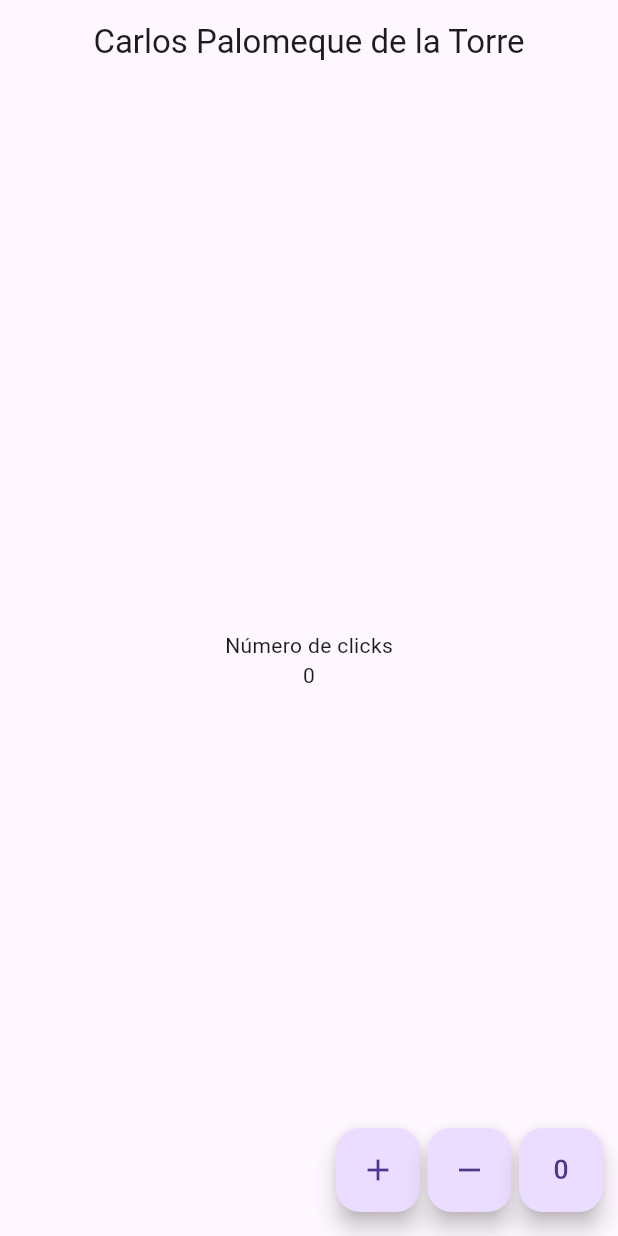
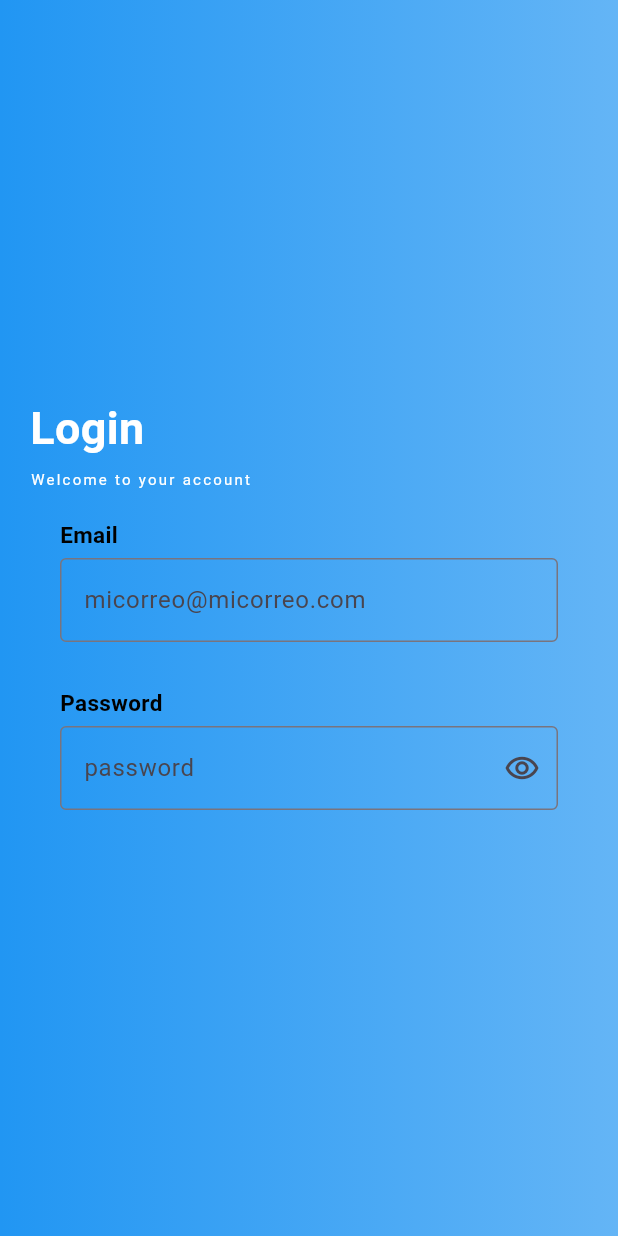
Before and after one commit to PalomequeDeLaTorre/countertest, a Flutter app: the screen it shows after launch, on a phone screen of 412 x 824 dp. Run offline on Flutter 3.47's test engine with Material 3 defaults, Android fonts, the phone set to English and light mode, and no system bars.

Commit message:
login_page

```diff
--- a/lib/main.dart
+++ b/lib/main.dart
@@ -1,17 +1,17 @@
-import 'package:countertest/pages/home_page.dart';
+
+import 'package:countertest/pages/login_page.dart';
 import 'package:flutter/material.dart';
-
 
 void main() => runApp(const MyApp());
 
 class MyApp extends StatelessWidget {
-  const MyApp({super.key});
+  const MyApp({Key? key}) : super(key: key);
 
   @override
   Widget build(BuildContext context) {
-    return MaterialApp(
+    return const MaterialApp(
       title: 'Material App',
-      home: HomePage(),
+      home: LoginPage(),
     );
   }
 }
--- /dev/null
+++ b/lib/pages/login_page.dart
@@ -0,0 +1,139 @@
+import 'package:flutter/material.dart';
+
+class LoginPage extends StatefulWidget {
+  const LoginPage({super.key});
+
+  @override
+  State<LoginPage> createState() => _LoginPageState();
+}
+
+class _LoginPageState extends State<LoginPage> {
+
+  @override
+  Widget build(BuildContext context) {
+    return const Scaffold(
+      body: Stack(
+        children: [
+          Fondo(),
+          Contenido(),
+        ],
+      ),
+    );
+  }
+}
+
+class Fondo extends StatelessWidget {
+  const Fondo({super.key});
+
+  @override
+  Widget build(BuildContext context) {
+    return Container(
+      decoration: BoxDecoration(gradient: LinearGradient(
+        colors: [
+          Colors.blue.shade300,
+          Colors.blue,
+        ],
+        begin: Alignment.centerRight,
+        end: Alignment.centerLeft,
+      )),
+    );
+  }
+}
+
+class Contenido extends StatefulWidget {
+  const Contenido({super.key});
+
+  @override
+  State<Contenido> createState() => _ContenidoState();
+}
+
+class _ContenidoState extends State<Contenido> {
+  @override
+  Widget build(BuildContext context) {
+    return const Padding(
+      padding: EdgeInsets.symmetric(horizontal: 20),
+      child: Column(
+        mainAxisAlignment: MainAxisAlignment.center,
+        crossAxisAlignment: CrossAxisAlignment.start,
+        children: [
+          Text(
+            'Login',
+            style:TextStyle(
+              color: Colors.white,
+              fontWeight: FontWeight.bold,
+              fontSize: 30,
+            )
+          ),
+          SizedBox(height: 5,),
+          Text(
+            'Welcome to your account',
+            style: TextStyle(
+              color: Colors.white,
+              fontSize: 10,
+              letterSpacing: 1.5,
+            ),
+          ),
+          Datos(),
+        ],
+      ),
+    );
+  }
+}
+
+class Datos extends StatefulWidget {
+  const Datos({super.key});
+
+  @override
+  State<Datos> createState() => _DatosState();
+}
+
+class _DatosState extends State<Datos> {
+  @override
+  Widget build(BuildContext context) {
+    return Container(
+      padding: const EdgeInsets.all(20),
+      child: Column(
+        crossAxisAlignment: CrossAxisAlignment.start,
+        children: [
+          const Text(
+            'Email',
+            style: TextStyle(
+              color: Colors.black,
+              fontWeight: FontWeight.bold,
+              fontSize: 15,
+            ),
+          ),
+          const SizedBox(height: 5,),
+          TextFormField(
+            keyboardType: TextInputType.emailAddress,
+            decoration: const InputDecoration(
+              border: OutlineInputBorder(),
+              hintText: 'micorreo@micorreo.com'
+            ),
+          ),
+          const SizedBox(height: 30,),
+           const Text(
+            'Password',
+            style: TextStyle(
+              color: Colors.black,
+              fontWeight: FontWeight.bold,
+              fontSize: 15,
+            ),
+          ),
+          const SizedBox(height: 5,),
+          TextFormField(
+            obscureText: true,
+            decoration: InputDecoration(
+              border: const OutlineInputBorder(),
+              hintText: 'password',
+              suffixIcon: IconButton(
+                icon: const Icon(Icons.remove_red_eye_outlined),
+                onPressed: () => {},
+              )
+            ),
+          )
+        ],
+      ),
+   );
+  }
+}
```
Also changed, not shown: 1 other file.
